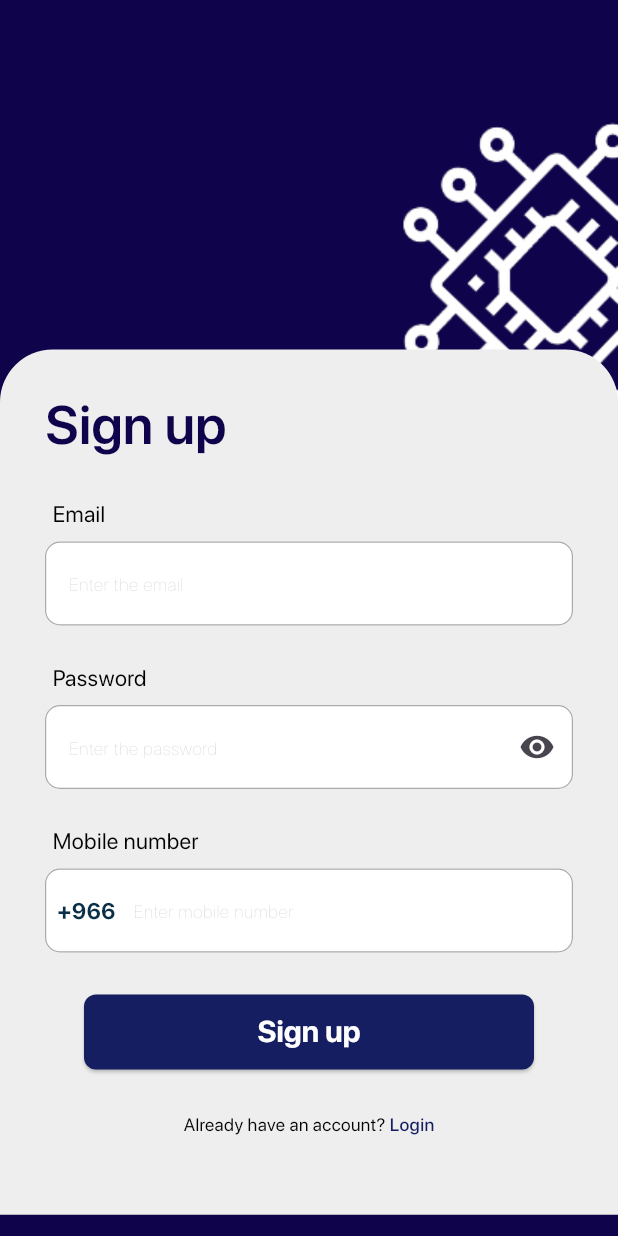
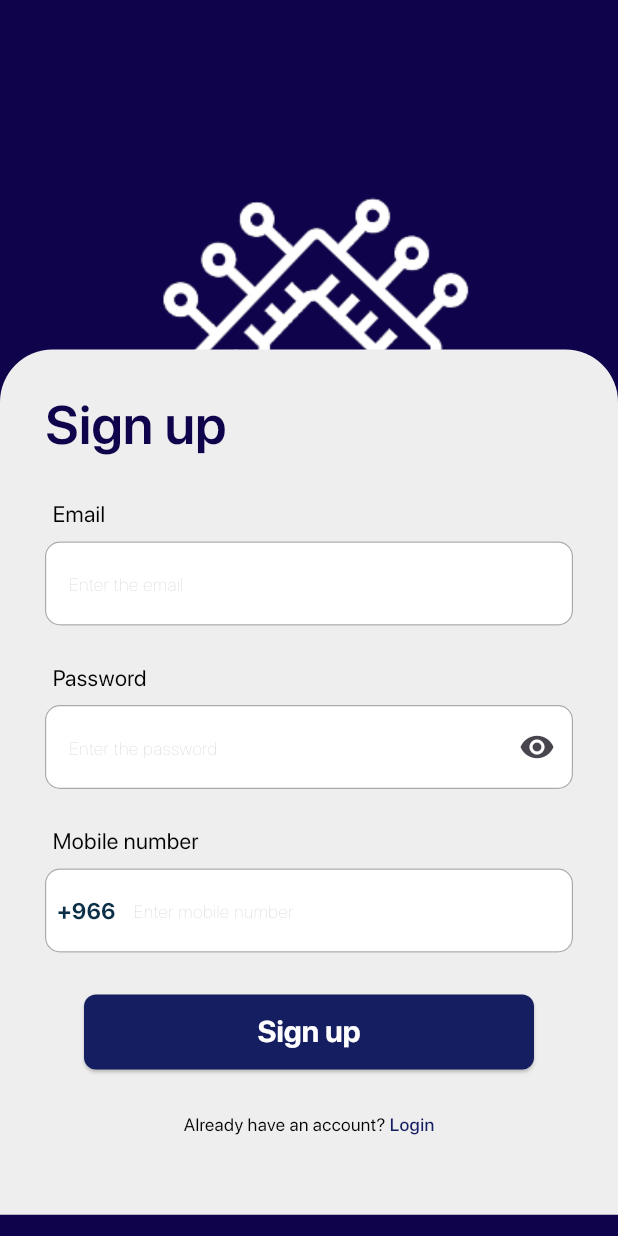
Before and after one commit to Wafaa-20/Partix, a Flutter app: the SignupPage screen opened by its route, on a phone screen of 412 x 824 dp. Run offline on Flutter 3.47's test engine with Material 3 defaults, Android fonts, the phone set to English and light mode, and no system bars; drawn by our look-alikes of country_code_picker; our stand-ins replace bloc, dart_mappable, dartz, equatable, flutter_bloc, get_it and 2 more; accounts and stored records are empty; project files that could hold a hidden picture were left out.

Commit message:
Modify The UI in Signup

```diff
--- a/partix/lib/features/auth/data/datasources/auth_datasource.dart
+++ b/partix/lib/features/auth/data/datasources/auth_datasource.dart
@@ -9,9 +9,6 @@ class AuthDatasourceImpl implements AuthDatasource {
   Future<AuthModel> getAuth() async {
     // TODO: implement actual data source logic
     // This is just a placeholder implementation
-    return AuthModel(
-      id: '1',
-      name: 'Auth Name',
-    );
+    return AuthModel(id: '', email: '', password: '', mobile: '');
   }
 }
--- a/partix/lib/features/auth/presentation/pages/signup_page.dart
+++ b/partix/lib/features/auth/presentation/pages/signup_page.dart
@@ -19,11 +19,11 @@ class SignupPage extends StatelessWidget {
             return SafeArea(
               bottom: false,
               child: Stack(
-                alignment: Alignment.topLeft,
+                alignment: Alignment.center,
                 children: [
-                  Align(
-                    alignment: Alignment.topRight,
-                    child: Image.asset("asset/image/login.png"),
+                  Positioned(
+                    top: 50,
+                    child: Image.asset("asset/image/signup.png"),
                   ),
                   Positioned(
                     top: 233,
```
Also changed, not shown: partix/lib/features/auth/data/models/auth_model.dart (+11 -12 lines), partix/lib/features/auth/domain/entities/auth.dart (+7 -3 lines), partix/lib/features/auth/presentation/widgets/signup_widget.dart (line endings or trailing spaces).
